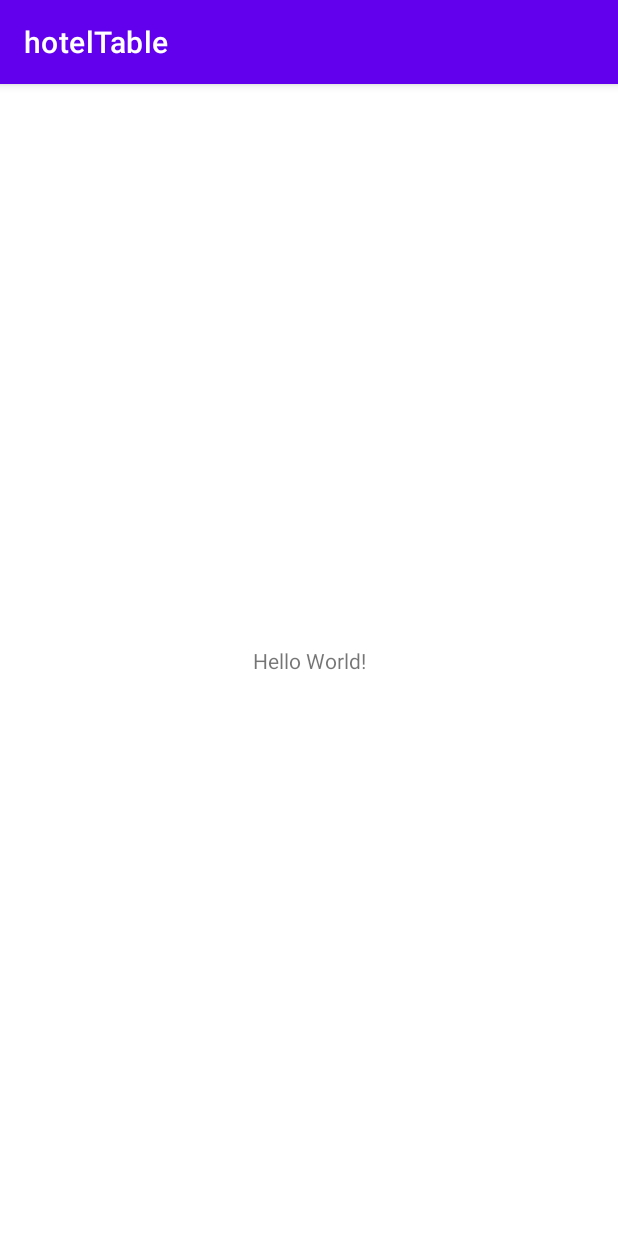
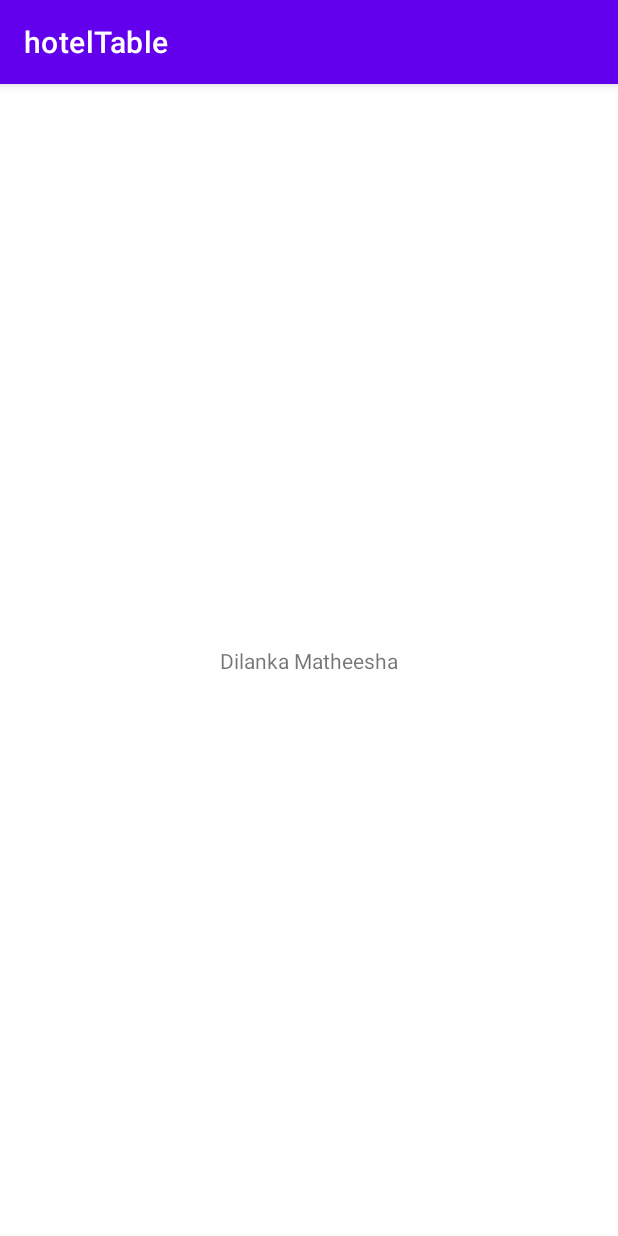
Before and after one commit to DilankaRajapakse/Knights-Hotel, an Android app: the screen it shows after launch (MainActivity), on a phone screen of 412 x 824 dp. Run offline under Robolectric (Android 15) with nearby library versions, the phone set to English and light mode, and no system bars.

Commit message:
second commit

```diff
--- a/app/src/main/res/layout/activity_main.xml
+++ b/app/src/main/res/layout/activity_main.xml
@@ -9,7 +9,7 @@
     <TextView
         android:layout_width="wrap_content"
         android:layout_height="wrap_content"
-        android:text="Hello World!"
+        android:text="Dilanka Matheesha"
         app:layout_constraintBottom_toBottomOf="parent"
         app:layout_constraintLeft_toLeftOf="parent"
         app:layout_constraintRight_toRightOf="parent"
```
